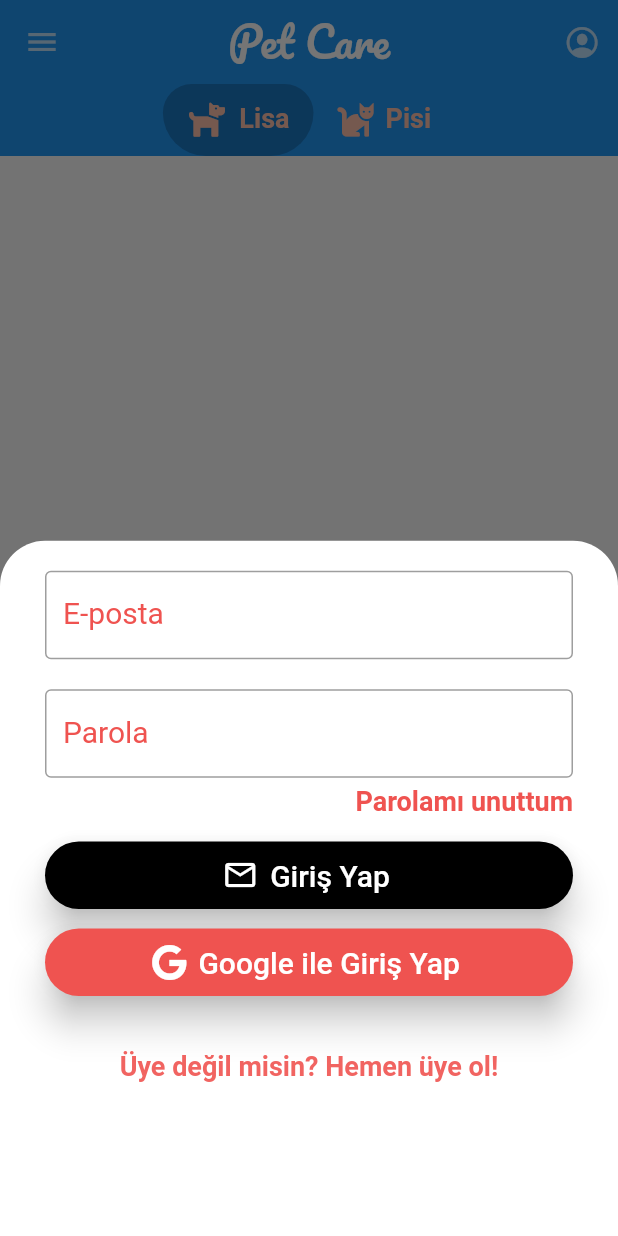
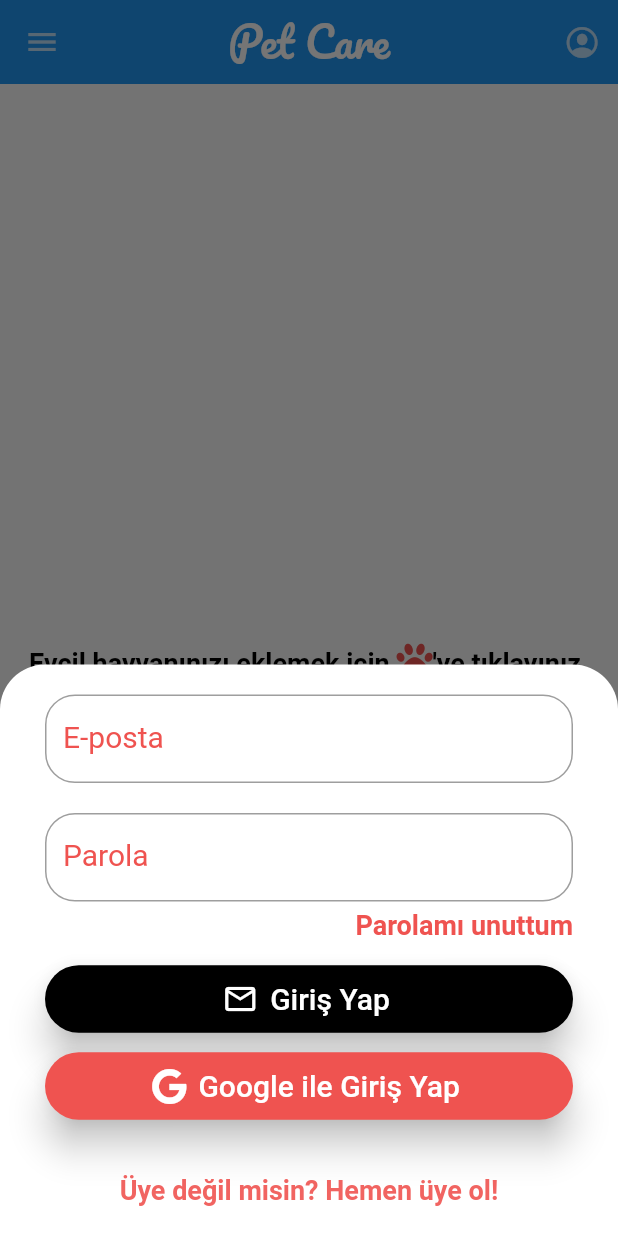
Before and after one commit to fatihy101/petCare, a Flutter app: the screen it shows after launch, after a tap on an icon or button, on a phone screen of 412 x 824 dp. Run offline on Flutter 3.47's test engine with Material 2 defaults, Android fonts, the phone set to English and light mode, and no system bars; our stand-ins replace expandable, firebase_auth, firebase_core, flutter_spinkit, font_awesome_flutter, get and 2 more; missing offline and left inert: day_night_time_picker; accounts and stored records are empty; Roboto replaces fonts that are missing (Courgette).

Commit message:
Home view improved, pet information page added.

```diff
--- a/lib/pages/home/home_controller.dart
+++ b/lib/pages/home/home_controller.dart
@@ -2,7 +2,18 @@ import 'package:flutter/material.dart';
 import 'package:get/get.dart';
 
 class HomeController extends GetxController {
+  var pets = [].obs;
+  RxList<Tab> tabs = List<Tab>.empty(growable: true).obs;
+  RxList<Widget> tabViews = List<Widget>.empty(growable: true).obs;
 
-  var pets = [].obs;
+  bool isTabView() {
+    if (tabs.length > 1 || tabViews.length > 1) {
+      return true;
+    } else {
+      return false;
+    }
+  }
+
+
 
 }
--- a/lib/pages/home/home_view.dart
+++ b/lib/pages/home/home_view.dart
@@ -5,6 +5,7 @@ import 'package:get/get.dart';
 import 'package:google_fonts/google_fonts.dart';
 import 'package:pet_care/pages/home/home_controller.dart';
 import 'package:pet_care/pages/login/login_view.dart';
+import 'package:pet_care/pages/pet_information/pet_information_view.dart';
 import 'package:tab_indicator_styler/tab_indicator_styler.dart';
 
 class HomeView extends StatelessWidget {
@@ -54,7 +55,7 @@ class HomeView extends StatelessWidget {
                 ),
                 onPressed: () => Get.bottomSheet(LoginView()))
           ],
-          bottom: TabBar(
+          bottom: _controller.isTabView() ? TabBar(
             isScrollable: true,
             physics: BouncingScrollPhysics(),
             tabs: [createTab("Lisa", true), createTab("Pisi", false)],
@@ -64,7 +65,7 @@ class HomeView extends StatelessWidget {
                 topLeftRadius: 40,
                 topRightRadius: 40,
                 color: Colors.black.withOpacity(0.2)),
-          ),
+          ) : null,
         ),
         floatingActionButton: FloatingActionButton(
           child: FaIcon(
@@ -76,9 +77,32 @@ class HomeView extends StatelessWidget {
           elevation: 5,
           splashColor: Get.theme.backgroundColor,
         ),
-        body: Center(
-          child: TabBarView(
-            children: [Icon(Icons.animation), Icon(Icons.animation)],
+        body: Obx(
+          () => Center(
+            child: _controller.isTabView()
+                ? TabBarView(
+                    children: _controller.tabViews,
+                  )
+                : (_controller.pets.length == 1
+                    ? PetInformationView(pet: _controller.pets[0])
+                    : Container(
+                        child: Expanded(
+                        child: RichText(
+                          text: TextSpan(children: [
+                            TextSpan(
+                                text: "Evcil hayvanınızı eklemek için ",
+                                style: Get.textTheme.bodyText2!
+                                    .copyWith(color: Colors.black)),
+                            WidgetSpan(
+                                child: FaIcon(FontAwesomeIcons.paw,
+                                    color: Get.theme.primaryColor)),
+                            TextSpan(
+                                text: "'ye tıklayınız.",
+                                style: Get.textTheme.bodyText2!
+                                    .copyWith(color: Colors.black)),
+                          ]),
+                        ),
+                      ))),
           ),
         ),
       ),
--- a/lib/pages/login/login_view.dart
+++ b/lib/pages/login/login_view.dart
@@ -18,6 +18,7 @@ class LoginView extends StatelessWidget {
             color: Colors.white,
             borderRadius: BorderRadius.only(topLeft: Radius.circular(30), topRight: Radius.circular(30)),
           ),
+          child: SingleChildScrollView(
             child: Form(
               key: _controller.formKey,
               child: Column(
@@ -30,7 +31,7 @@ class LoginView extends StatelessWidget {
                         labelText: "E-posta",
                         labelStyle: GoogleFonts.courgette(
                             fontSize: 20, color: Get.theme.primaryColor),
-                      border: OutlineInputBorder()),
+                        border: OutlineInputBorder(borderRadius: BorderRadius.circular(20))),
                   ),
                   SizedBox(height: 20),
                   TextFormField(
@@ -41,7 +42,7 @@ class LoginView extends StatelessWidget {
                         labelText: "Parola",
                         labelStyle: GoogleFonts.courgette(
                             fontSize: 20, color: Get.theme.primaryColor),
-                      border: OutlineInputBorder()),
+                        border: OutlineInputBorder(borderRadius: BorderRadius.circular(20))),
                   ),
                   Container(
                       padding: EdgeInsets.only(top: 5),
@@ -106,6 +107,7 @@ class LoginView extends StatelessWidget {
                 ],
               ),
             ),
+          ),
         ));
   }
 }
--- /dev/null
+++ b/lib/pages/pet_information/pet_information_controller.dart
@@ -0,0 +1,5 @@
+import 'package:get/get.dart';
+
+class PetInformationController extends GetxController {
+
+}
--- /dev/null
+++ b/lib/pages/pet_information/pet_information_view.dart
@@ -0,0 +1,13 @@
+import 'package:flutter/material.dart';
+import 'package:pet_care/models/pet.dart';
+
+class PetInformationView extends StatelessWidget {
+  final Pet pet;
+
+  const PetInformationView({Key? key, required this.pet}) : super(key: key);
+
+  @override
+  Widget build(BuildContext context) {
+    return Container();
+  }
+}
--- a/pubspec.yaml
+++ b/pubspec.yaml
@@ -35,7 +35,7 @@ dependencies:
   google_sign_in: ^5.0.5
   font_awesome_flutter: ^9.1.0
   tab_indicator_styler: ^2.0.0-null-safety
-  day_night_time_picker: ^1.0.2
+  day_night_time_picker: ^1.0.3+1
   expandable: ^5.0.1
 
 dev_dependencies:
```
Also changed, not shown: pubspec.lock. Lines whose indentation alone changed are shown as unchanged.
